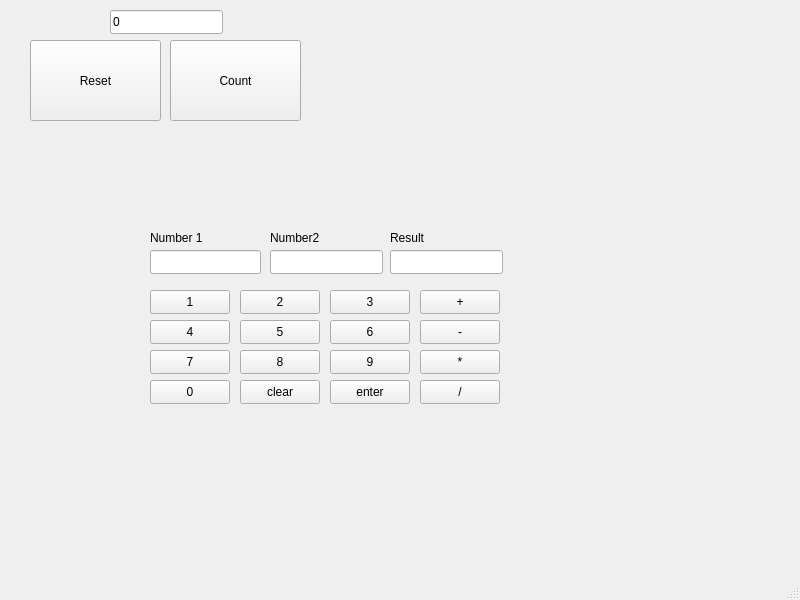
First picture: the form in viikkotehtavat7/Tehtava1/mainwindow.ui, repository Veeti-1/olio-ohjelmointi, before the edit.
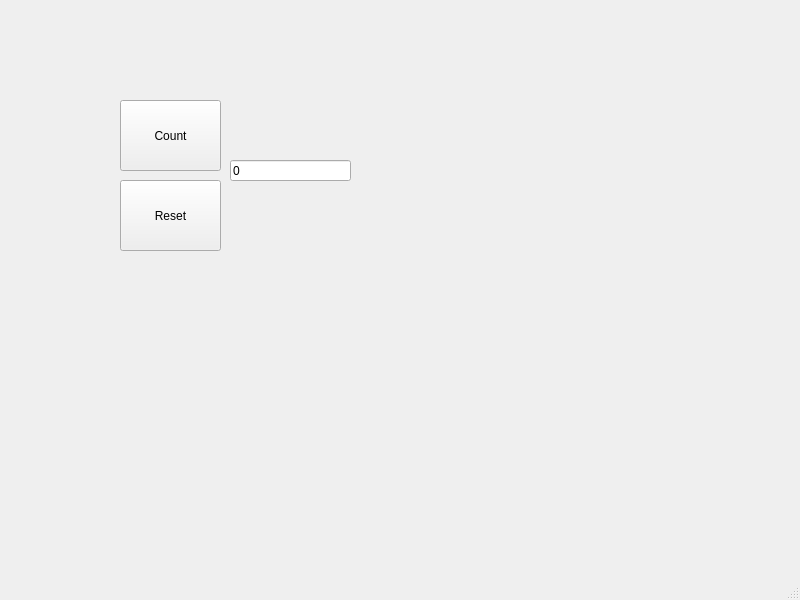
Second picture: the form after the edit.

The edit to the form file:
```diff
--- a/viikkotehtavat7/Tehtava1/mainwindow.ui
+++ b/viikkotehtavat7/Tehtava1/mainwindow.ui
@@ -14,39 +14,39 @@
    <string>MainWindow</string>
   </property>
   <widget class="QWidget" name="centralwidget">
-   <widget class="QPushButton" name="Reset">
-    <property name="geometry">
-     <rect>
-      <x>30</x>
-      <y>40</y>
-      <width>131</width>
-      <height>81</height>
-     </rect>
-    </property>
-    <property name="text">
-     <string>Reset</string>
-    </property>
-   </widget>
    <widget class="QPushButton" name="Count">
     <property name="geometry">
      <rect>
-      <x>170</x>
-      <y>40</y>
-      <width>131</width>
-      <height>81</height>
+      <x>120</x>
+      <y>100</y>
+      <width>101</width>
+      <height>71</height>
      </rect>
     </property>
     <property name="text">
      <string>Count</string>
     </property>
    </widget>
+   <widget class="QPushButton" name="Reset">
+    <property name="geometry">
+     <rect>
+      <x>120</x>
+      <y>180</y>
+      <width>101</width>
+      <height>71</height>
+     </rect>
+    </property>
+    <property name="text">
+     <string>Reset</string>
+    </property>
+   </widget>
    <widget class="QLineEdit" name="lineEdit">
     <property name="geometry">
      <rect>
-      <x>110</x>
-      <y>10</y>
-      <width>113</width>
-      <height>24</height>
+      <x>230</x>
+      <y>160</y>
+      <width>121</width>
+      <height>21</height>
      </rect>
     </property>
     <property name="toolTipDuration">
@@ -56,283 +56,6 @@
      <string>0</string>
     </property>
    </widget>
-   <widget class="QPushButton" name="pushButton">
-    <property name="geometry">
-     <rect>
-      <x>150</x>
-      <y>290</y>
-      <width>80</width>
-      <height>24</height>
-     </rect>
-    </property>
-    <property name="text">
-     <string>1</string>
-    </property>
-   </widget>
-   <widget class="QPushButton" name="pushButton_2">
-    <property name="geometry">
-     <rect>
-      <x>240</x>
-      <y>290</y>
-      <width>80</width>
-      <height>24</height>
-     </rect>
-    </property>
-    <property name="text">
-     <string>2</string>
-    </property>
-   </widget>
-   <widget class="QPushButton" name="pushButton_3">
-    <property name="geometry">
-     <rect>
-      <x>330</x>
-      <y>290</y>
-      <width>80</width>
-      <height>24</height>
-     </rect>
-    </property>
-    <property name="text">
-     <string>3</string>
-    </property>
-   </widget>
-   <widget class="QPushButton" name="pushButton_4">
-    <property name="geometry">
-     <rect>
-      <x>420</x>
-      <y>290</y>
-      <width>80</width>
-      <height>24</height>
-     </rect>
-    </property>
-    <property name="text">
-     <string>+</string>
-    </property>
-   </widget>
-   <widget class="QPushButton" name="pushButton_5">
-    <property name="geometry">
-     <rect>
-      <x>150</x>
-      <y>320</y>
-      <width>80</width>
-      <height>24</height>
-     </rect>
-    </property>
-    <property name="text">
-     <string>4</string>
-    </property>
-   </widget>
-   <widget class="QPushButton" name="pushButton_6">
-    <property name="geometry">
-     <rect>
-      <x>240</x>
-      <y>320</y>
-      <width>80</width>
-      <height>24</height>
-     </rect>
-    </property>
-    <property name="text">
-     <string>5</string>
-    </property>
-   </widget>
-   <widget class="QPushButton" name="pushButton_7">
-    <property name="geometry">
-     <rect>
-      <x>330</x>
-      <y>320</y>
-      <width>80</width>
-      <height>24</height>
-     </rect>
-    </property>
-    <property name="text">
-     <string>6</string>
-    </property>
-   </widget>
-   <widget class="QPushButton" name="pushButton_8">
-    <property name="geometry">
-     <rect>
-      <x>420</x>
-      <y>320</y>
-      <width>80</width>
-      <height>24</height>
-     </rect>
-    </property>
-    <property name="text">
-     <string>-</string>
-    </property>
-   </widget>
-   <widget class="QPushButton" name="pushButton_9">
-    <property name="geometry">
-     <rect>
-      <x>150</x>
-      <y>350</y>
-      <width>80</width>
-      <height>24</height>
-     </rect>
-    </property>
-    <property name="text">
-     <string>7</string>
-    </property>
-   </widget>
-   <widget class="QPushButton" name="pushButton_10">
-    <property name="geometry">
-     <rect>
-      <x>240</x>
-      <y>350</y>
-      <width>80</width>
-      <height>24</height>
-     </rect>
-    </property>
-    <property name="text">
-     <string>8</string>
-    </property>
-   </widget>
-   <widget class="QPushButton" name="pushButton_11">
-    <property name="geometry">
-     <rect>
-      <x>330</x>
-      <y>350</y>
-      <width>80</width>
-      <height>24</height>
-     </rect>
-    </property>
-    <property name="text">
-     <string>9</string>
-    </property>
-   </widget>
-   <widget class="QPushButton" name="pushButton_12">
-    <property name="geometry">
-     <rect>
-      <x>420</x>
-      <y>350</y>
-      <width>80</width>
-      <height>24</height>
-     </rect>
-    </property>
-    <property name="text">
-     <string>*</string>
-    </property>
-   </widget>
-   <widget class="QPushButton" name="pushButton_13">
-    <property name="geometry">
-     <rect>
-      <x>150</x>
-      <y>380</y>
-      <width>80</width>
-      <height>24</height>
-     </rect>
-    </property>
-    <property name="text">
-     <string>0</string>
-    </property>
-   </widget>
-   <widget class="QPushButton" name="pushButton_14">
-    <property name="geometry">
-     <rect>
-      <x>240</x>
-      <y>380</y>
-      <width>80</width>
-      <height>24</height>
-     </rect>
-    </property>
-    <property name="text">
-     <string>clear</string>
-    </property>
-   </widget>
-   <widget class="QPushButton" name="pushButton_15">
-    <property name="geometry">
-     <rect>
-      <x>330</x>
-      <y>380</y>
-      <width>80</width>
-      <height>24</height>
-     </rect>
-    </property>
-    <property name="text">
-     <string>enter</string>
-    </property>
-   </widget>
-   <widget class="QPushButton" name="pushButton_16">
-    <property name="geometry">
-     <rect>
-      <x>420</x>
-      <y>380</y>
-      <width>80</width>
-      <height>24</height>
-     </rect>
-    </property>
-    <property name="text">
-     <string>/</string>
-    </property>
-   </widget>
-   <widget class="QLineEdit" name="lineEdit_2">
-    <property name="geometry">
-     <rect>
-      <x>150</x>
-      <y>250</y>
-      <width>111</width>
-      <height>24</height>
-     </rect>
-    </property>
-   </widget>
-   <widget class="QLineEdit" name="lineEdit_3">
-    <property name="geometry">
-     <rect>
-      <x>270</x>
-      <y>250</y>
-      <width>113</width>
-      <height>24</height>
-     </rect>
-    </property>
-   </widget>
-   <widget class="QLineEdit" name="lineEdit_4">
-    <property name="geometry">
-     <rect>
-      <x>390</x>
-      <y>250</y>
-      <width>113</width>
-      <height>24</height>
-     </rect>
-    </property>
-   </widget>
-   <widget class="QLabel" name="label">
-    <property name="geometry">
-     <rect>
-      <x>150</x>
-      <y>230</y>
-      <width>111</width>
-      <height>16</height>
-     </rect>
-    </property>
-    <property name="text">
-     <string>Number 1</string>
-    </property>
-   </widget>
-   <widget class="QLabel" name="label_2">
-    <property name="geometry">
-     <rect>
-      <x>270</x>
-      <y>230</y>
-      <width>111</width>
-      <height>16</height>
-     </rect>
-    </property>
-    <property name="text">
-     <string>Number2</string>
-    </property>
-   </widget>
-   <widget class="QLabel" name="label_3">
-    <property name="geometry">
-     <rect>
-      <x>390</x>
-      <y>230</y>
-      <width>111</width>
-      <height>16</height>
-     </rect>
-    </property>
-    <property name="text">
-     <string>Result</string>
-    </property>
-   </widget>
   </widget>
   <widget class="QMenuBar" name="menubar">
    <property name="geometry">
```
Left out of the diff: 3 changed lines with no effect on the pictures.
